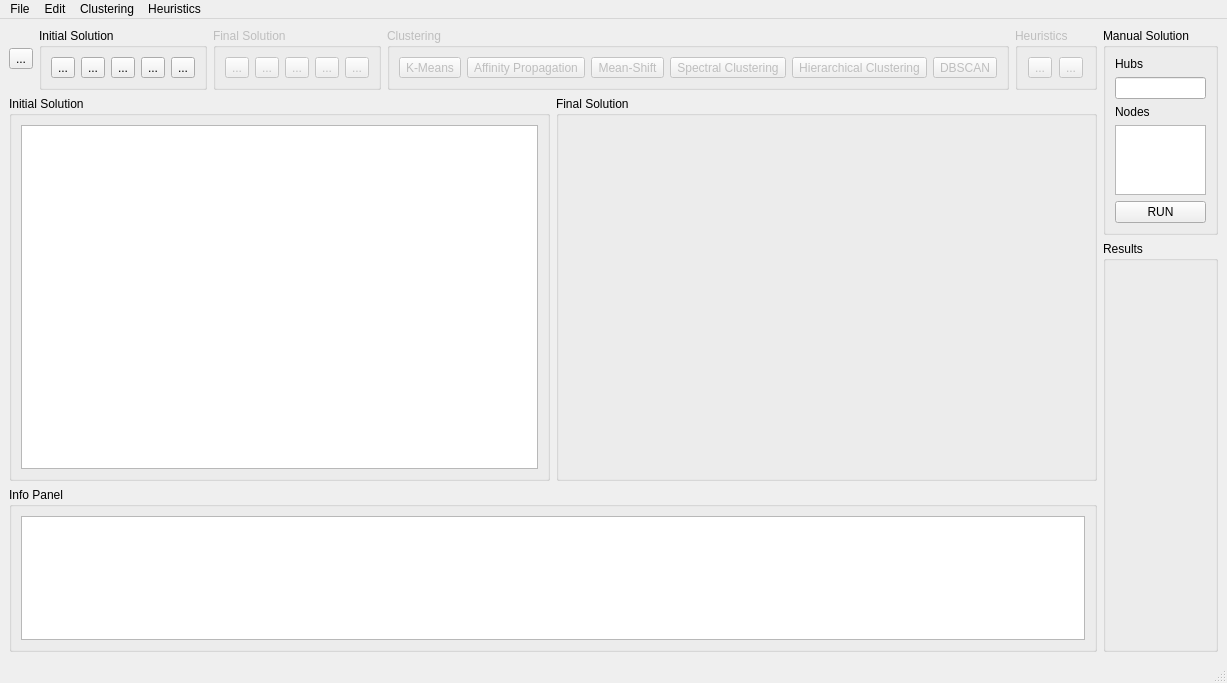
The window that MainWindow.ui (bburakcetinkaya/OOPII-2022-FinalProject) describes before a commit, drawn with Qt 5.
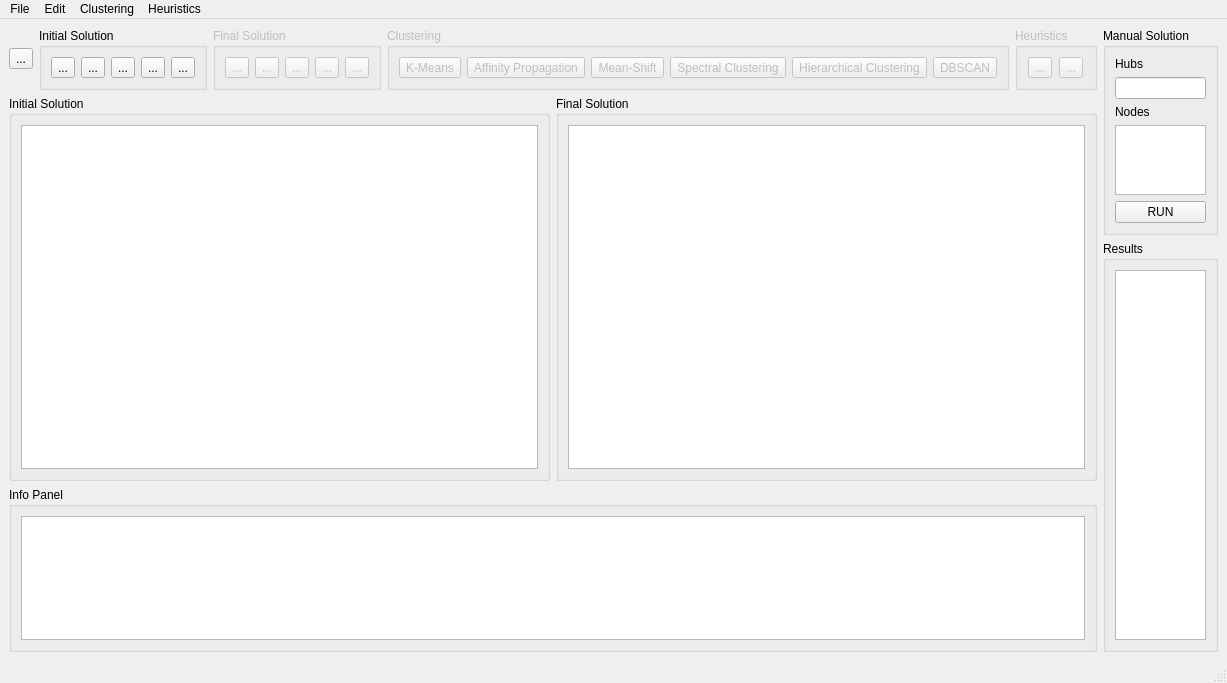
The same window after the commit. Icons and pictures are not drawn.

Commit message: results segment update

Patch:
```diff
--- a/MainWindow.ui
+++ b/MainWindow.ui
@@ -14,8 +14,8 @@
    <string>MainWindow</string>
   </property>
   <widget class="QWidget" name="centralwidget">
-   <layout class="QHBoxLayout" name="horizontalLayout_6">
-    <item>
+   <layout class="QGridLayout" name="gridLayout">
+    <item row="0" column="0">
      <layout class="QHBoxLayout" name="mainLayout" stretch="3,1">
       <item>
        <layout class="QVBoxLayout" name="leftLayout" stretch="1,7,3">
@@ -394,6 +394,11 @@
             <property name="title">
              <string>Final Solution</string>
             </property>
+            <layout class="QGridLayout" name="gridLayout_2">
+             <item row="0" column="0">
+              <widget class="QGraphicsView" name="finalSolution_graphicsView"/>
+             </item>
+            </layout>
            </widget>
           </item>
          </layout>
@@ -459,7 +464,11 @@
           <property name="title">
            <string>Results</string>
           </property>
-          <layout class="QHBoxLayout" name="horizontalLayout_8"/>
+          <layout class="QHBoxLayout" name="horizontalLayout_8">
+           <item>
+            <widget class="QTextBrowser" name="results_textBrowser"/>
+           </item>
+          </layout>
          </widget>
         </item>
        </layout>
```
The commit also changes 11 other files.
